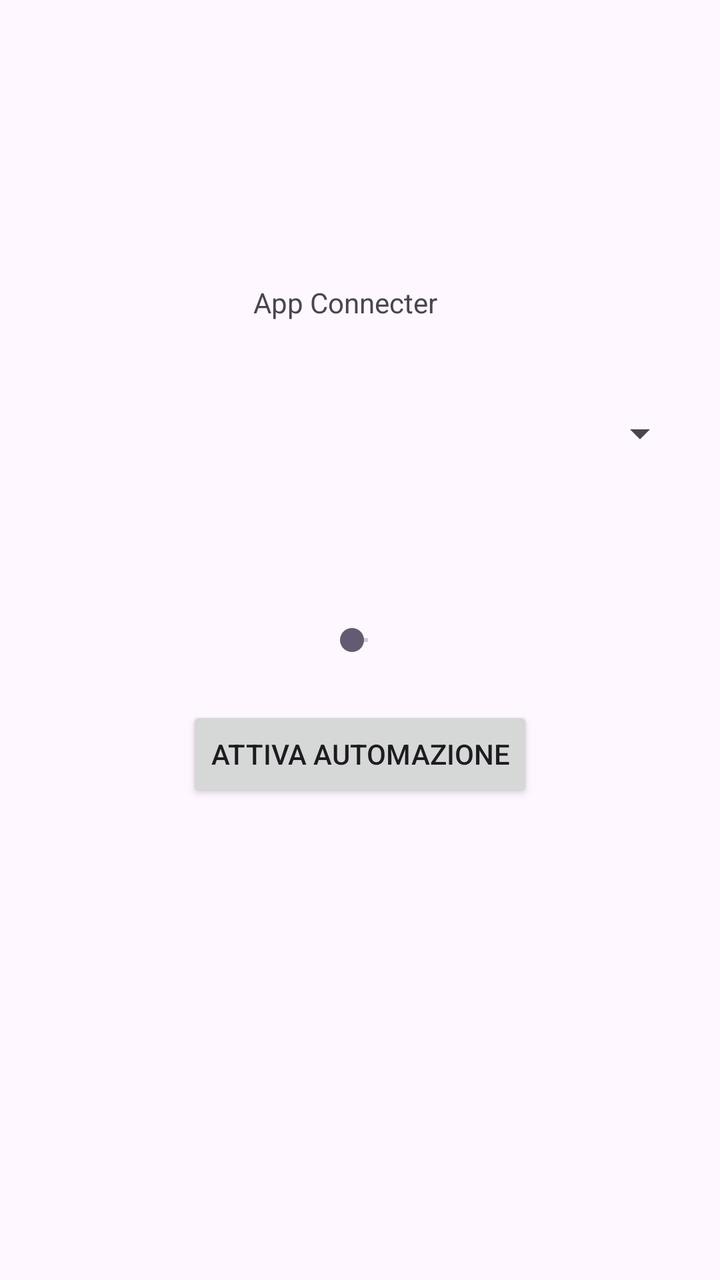
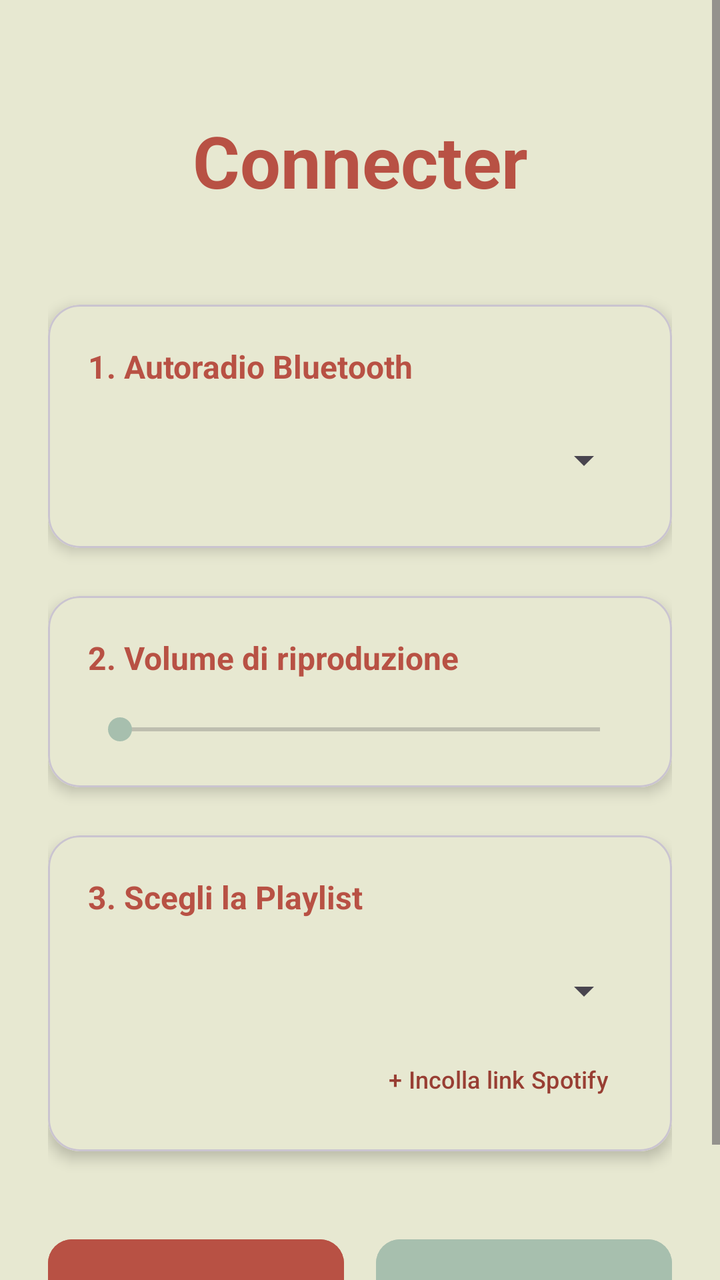

Before-and-after screenshots of an Android layout around one commit, followed by the original layout XML and the change that was made.
<!-- AndroidManifest.xml: application theme Theme.Connecter -->
<!-- res/layout/activity_main.xml -->
<?xml version="1.0" encoding="utf-8"?>
<androidx.constraintlayout.widget.ConstraintLayout xmlns:android="http://schemas.android.com/apk/res/android"
    xmlns:app="http://schemas.android.com/apk/res-auto"
    xmlns:tools="http://schemas.android.com/tools"
    android:id="@+id/main"
    android:layout_width="match_parent"
    android:layout_height="match_parent"
    tools:context=".MainActivity">

    <TextView
        android:id="@+id/textView"
        android:layout_width="wrap_content"
        android:layout_height="wrap_content"
        android:text="App Connecter"
        app:layout_constraintBottom_toBottomOf="parent"
        app:layout_constraintEnd_toEndOf="parent"
        app:layout_constraintHorizontal_bias="0.473"
        app:layout_constraintStart_toStartOf="parent"
        app:layout_constraintTop_toTopOf="parent"
        app:layout_constraintVertical_bias="0.228" />

    <Spinner
        android:id="@+id/spinner"
        android:layout_width="0dp"
        android:layout_height="wrap_content"
        android:minHeight="48dp"
        android:layout_marginStart="16dp"
        android:layout_marginTop="32dp"
        android:layout_marginEnd="16dp"
        app:layout_constraintEnd_toEndOf="parent"
        app:layout_constraintStart_toStartOf="parent"
        app:layout_constraintTop_toBottomOf="@+id/textView" />
    <SeekBar
        android:id="@+id/seekBar"
        android:layout_width="wrap_content"
        android:layout_height="wrap_content"
        app:layout_constraintBottom_toBottomOf="parent"
        app:layout_constraintEnd_toEndOf="parent"
        app:layout_constraintStart_toStartOf="parent"
        app:layout_constraintTop_toTopOf="parent" />

    <Button
        android:id="@+id/btnStartService"
        android:layout_width="wrap_content"
        android:layout_height="wrap_content"
        android:layout_marginTop="24dp"
        android:text="Attiva Automazione"
        app:layout_constraintEnd_toEndOf="parent"
        app:layout_constraintStart_toStartOf="parent"
        app:layout_constraintTop_toBottomOf="@+id/seekBar" />
</androidx.constraintlayout.widget.ConstraintLayout>
<!-- resources referenced by this layout -->
<resources>
  <style name="Theme.Connecter" parent="Base.Theme.Connecter" />
  <style name="Base.Theme.Connecter" parent="Theme.Material3.DayNight.NoActionBar">
          
          
      </style>
</resources>

<!-- the commit's change to res/layout/activity_main.xml (unified diff, before → after) -->
@@ -1,51 +1,174 @@
 <?xml version="1.0" encoding="utf-8"?>
-<androidx.constraintlayout.widget.ConstraintLayout xmlns:android="http://schemas.android.com/apk/res/android"
+<ScrollView xmlns:android="http://schemas.android.com/apk/res/android"
     xmlns:app="http://schemas.android.com/apk/res-auto"
     xmlns:tools="http://schemas.android.com/tools"
-    android:id="@+id/main"
     android:layout_width="match_parent"
     android:layout_height="match_parent"
-    tools:context=".MainActivity">
+    android:fillViewport="true"
+    android:background="?android:attr/colorBackground">
 
-    <TextView
-        android:id="@+id/textView"
-        android:layout_width="wrap_content"
+    <LinearLayout
+        android:id="@+id/main"
+        android:layout_width="match_parent"
         android:layout_height="wrap_content"
-        android:text="App Connecter"
-        app:layout_constraintBottom_toBottomOf="parent"
-        app:layout_constraintEnd_toEndOf="parent"
-        app:layout_constraintHorizontal_bias="0.473"
-        app:layout_constraintStart_toStartOf="parent"
-        app:layout_constraintTop_toTopOf="parent"
-        app:layout_constraintVertical_bias="0.228" />
+        android:orientation="vertical"
+        android:padding="24dp"
+        tools:context=".MainActivity">
 
-    <Spinner
-        android:id="@+id/spinner"
-        android:layout_width="0dp"
-        android:layout_height="wrap_content"
-        android:minHeight="48dp"
-        android:layout_marginStart="16dp"
-        android:layout_marginTop="32dp"
-        android:layout_marginEnd="16dp"
-        app:layout_constraintEnd_toEndOf="parent"
-        app:layout_constraintStart_toStartOf="parent"
-        app:layout_constraintTop_toBottomOf="@+id/textView" />
-    <SeekBar
-        android:id="@+id/seekBar"
-        android:layout_width="wrap_content"
-        android:layout_height="wrap_content"
-        app:layout_constraintBottom_toBottomOf="parent"
-        app:layout_constraintEnd_toEndOf="parent"
-        app:layout_constraintStart_toStartOf="parent"
-        app:layout_constraintTop_toTopOf="parent" />
+        <TextView
+            android:layout_width="match_parent"
+            android:layout_height="wrap_content"
+            android:text="Connecter"
+            android:textSize="36sp"
+            android:textStyle="bold"
+            android:gravity="center"
+            android:textColor="?attr/colorPrimary"
+            android:layout_marginTop="32dp"
+            android:layout_marginBottom="48dp" />
 
-    <Button
-        android:id="@+id/btnStartService"
-        android:layout_width="wrap_content"
-        android:layout_height="wrap_content"
-        android:layout_marginTop="24dp"
-        android:text="Attiva Automazione"
-        app:layout_constraintEnd_toEndOf="parent"
-        app:layout_constraintStart_toStartOf="parent"
-        app:layout_constraintTop_toBottomOf="@+id/seekBar" />
-</androidx.constraintlayout.widget.ConstraintLayout>
+        <com.google.android.material.card.MaterialCardView
+            android:layout_width="match_parent"
+            android:layout_height="wrap_content"
+            android:layout_marginBottom="24dp"
+            app:cardCornerRadius="16dp"
+            app:cardElevation="4dp">
+
+            <LinearLayout
+                android:layout_width="match_parent"
+                android:layout_height="wrap_content"
+                android:orientation="vertical"
+                android:padding="20dp"
+                android:background="?attr/colorSurface">
+
+                <TextView
+                    android:layout_width="match_parent"
+                    android:layout_height="wrap_content"
+                    android:text="1. Autoradio Bluetooth"
+                    android:textSize="16sp"
+                    android:textStyle="bold"
+                    android:textColor="?attr/colorPrimary" />
+
+                <Spinner
+                    android:id="@+id/spinner"
+                    android:layout_width="match_parent"
+                    android:layout_height="wrap_content"
+                    android:minHeight="48dp"
+                    android:layout_marginTop="12dp" />
+
+            </LinearLayout>
+        </com.google.android.material.card.MaterialCardView>
+
+        <com.google.android.material.card.MaterialCardView
+            android:layout_width="match_parent"
+            android:layout_height="wrap_content"
+            android:layout_marginBottom="24dp"
+            app:cardCornerRadius="16dp"
+            app:cardElevation="4dp">
+
+            <LinearLayout
+                android:layout_width="match_parent"
+                android:layout_height="wrap_content"
+                android:orientation="vertical"
+                android:padding="20dp"
+                android:background="?attr/colorSurface">
+
+                <TextView
+                    android:layout_width="match_parent"
+                    android:layout_height="wrap_content"
+                    android:text="2. Volume di riproduzione"
+                    android:textSize="16sp"
+                    android:textStyle="bold"
+                    android:textColor="?attr/colorPrimary" />
+
+                <SeekBar
+                    android:id="@+id/seekBar"
+                    android:layout_width="match_parent"
+                    android:layout_height="wrap_content"
+                    android:layout_marginTop="16dp" />
+
+            </LinearLayout>
+        </com.google.android.material.card.MaterialCardView>
+
+        <com.google.android.material.card.MaterialCardView
+            android:layout_width="match_parent"
+            android:layout_height="wrap_content"
+            android:layout_marginBottom="40dp"
+            app:cardCornerRadius="16dp"
+            app:cardElevation="4dp">
+
+            <LinearLayout
+                android:layout_width="match_parent"
+                android:layout_height="wrap_content"
+                android:orientation="vertical"
+                android:padding="20dp"
+                android:background="?attr/colorSurface">
+
+                <TextView
+                    android:layout_width="match_parent"
+                    android:layout_height="wrap_content"
+                    android:text="3. Scegli la Playlist"
+                    android:textSize="16sp"
+                    android:textStyle="bold"
+                    android:textColor="?attr/colorPrimary" />
+
+                <Spinner
+                    android:id="@+id/spinnerPlaylist"
+                    android:layout_width="match_parent"
+                    android:layout_height="wrap_content"
+                    android:minHeight="48dp"
+                    android:layout_marginTop="12dp" />
+                    
+                <Button
+                    android:id="@+id/btnAddCustomPlaylist"
+                    style="?attr/borderlessButtonStyle"
+                    android:layout_width="wrap_content"
+                    android:layout_height="wrap_content"
+                    android:layout_gravity="end"
+                    android:text="+ Incolla link Spotify"
+                    android:textColor="?attr/colorPrimaryVariant"
+                    android:textSize="12sp"
+                    android:layout_marginTop="4dp"
+                    android:minHeight="0dp"
+                    android:paddingTop="8dp"
+                    android:paddingBottom="8dp" />
+
+            </LinearLayout>
+        </com.google.android.material.card.MaterialCardView>
+
+        
+        <Space
+            android:layout_width="match_parent"
+            android:layout_height="0dp"
+            android:layout_weight="1" />
+
+        <LinearLayout
+            android:layout_width="match_parent"
+            android:layout_height="wrap_content"
+            android:orientation="horizontal"
+            android:weightSum="2"
+            android:layout_marginBottom="16dp">
+
+            <com.google.android.material.button.MaterialButton
+                android:id="@+id/btnStartService"
+                android:layout_width="0dp"
+                android:layout_height="60dp"
+                android:layout_weight="1"
+                android:layout_marginEnd="8dp"
+                android:text="Attiva"
+                app:cornerRadius="12dp"
+                android:backgroundTint="?attr/colorPrimary" />
+
+            <com.google.android.material.button.MaterialButton
+                android:id="@+id/btnStopService"
+                android:layout_width="0dp"
+                android:layout_height="60dp"
+                android:layout_weight="1"
+                android:layout_marginStart="8dp"
+                android:text="Disattiva"
+                app:cornerRadius="12dp"
+                android:backgroundTint="?attr/colorSecondary"
+                android:textColor="?attr/colorOnSecondary" />
+
+        </LinearLayout>
+    </LinearLayout>
+</ScrollView>
<!-- resource entries referenced after the edit -->
@@ -3,7 +3,20 @@
   <style name="Theme.Connecter" parent="Base.Theme.Connecter" />
   <style name="Base.Theme.Connecter" parent="Theme.Material3.DayNight.NoActionBar">
           
-          
+          <item name="colorPrimary">@color/primary</item>
+          <item name="colorPrimaryVariant">@color/primary_dark</item>
+          <item name="colorOnPrimary">@color/white</item>
+          <item name="android:colorBackground">@color/background_app</item>
+          <item name="colorSurface">@color/background_app</item>
+          <item name="colorOnSurface">@color/text_dark</item>
+          <item name="colorSecondary">@color/accent_green</item>
+          <item name="colorOnSecondary">@color/text_dark</item>
       </style>
+  <color name="primary">#b85144</color>
+  <color name="primary_dark">#983e33</color>
+  <color name="white">#FFFFFFFF</color>
+  <color name="background_app">#e7e8d1</color>
+  <color name="text_dark">#2c2c2c</color>
+  <color name="accent_green">#a7bfae</color>
 </resources>
 
